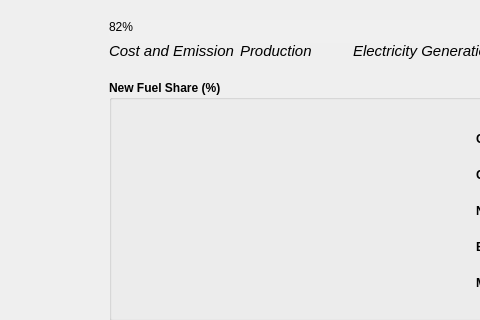
First picture: the form in 00_BEST_windows/ui_files_latest/Page9_Share_qwidget.ui, repository WongCurtis95/lbnl_best_public, before the edit; both pictures show x 91 to 571 and y 0 to 320 of the 1260 by 700 pixel window.
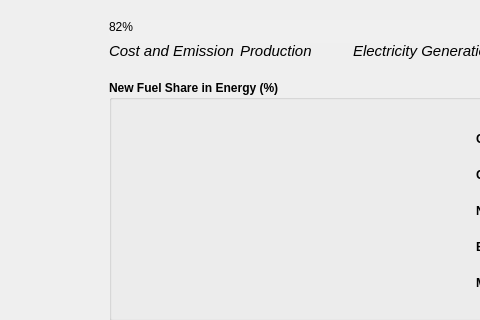
Second picture: the form after the edit. Icons and pictures are not drawn.

Commit message: Updated the pre-fill default values. Made minor changes to the calculations to prevent needign to divide by zero. Made minor changes to the fuel share page UI

```diff
--- a/00_BEST_windows/ui_files_latest/Page9_Share_qwidget.ui
+++ b/00_BEST_windows/ui_files_latest/Page9_Share_qwidget.ui
@@ -125,7 +125,7 @@
 myLineEdit-&gt;setFixedSize(200, 30)</string>
    </property>
    <property name="title">
-    <string>New Fuel Share (%)</string>
+    <string>New Fuel Share in Energy (%)</string>
    </property>
    <widget class="QWidget" name="layoutWidget">
     <property name="geometry">
```
The commit also changes 6 other files.
